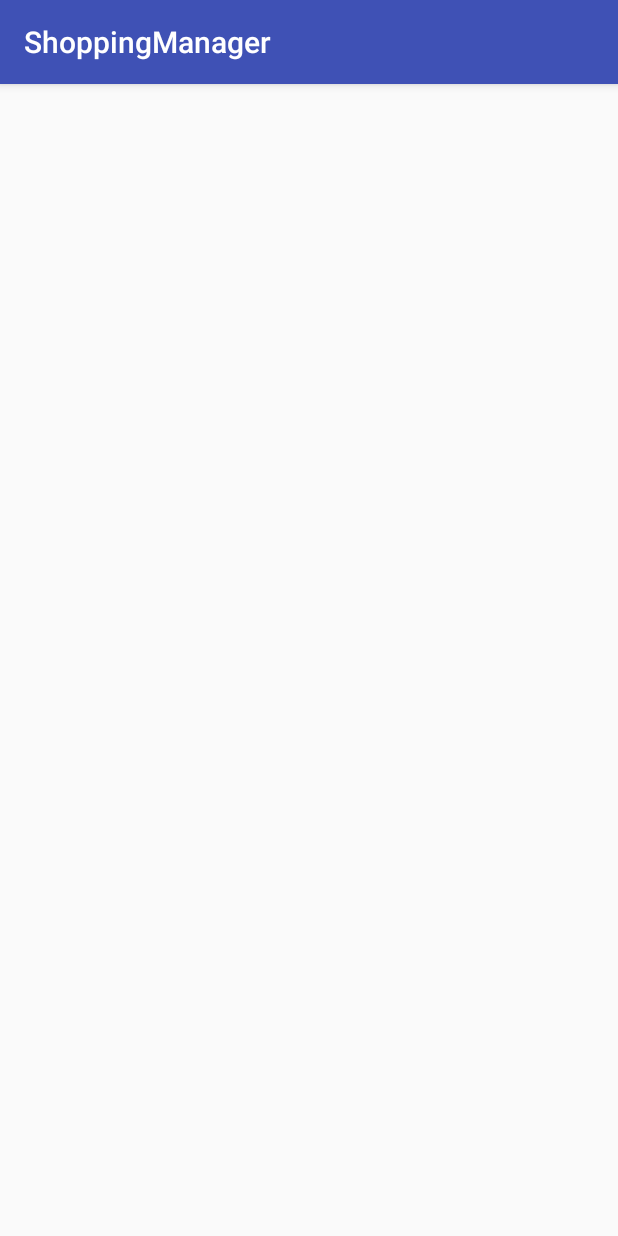
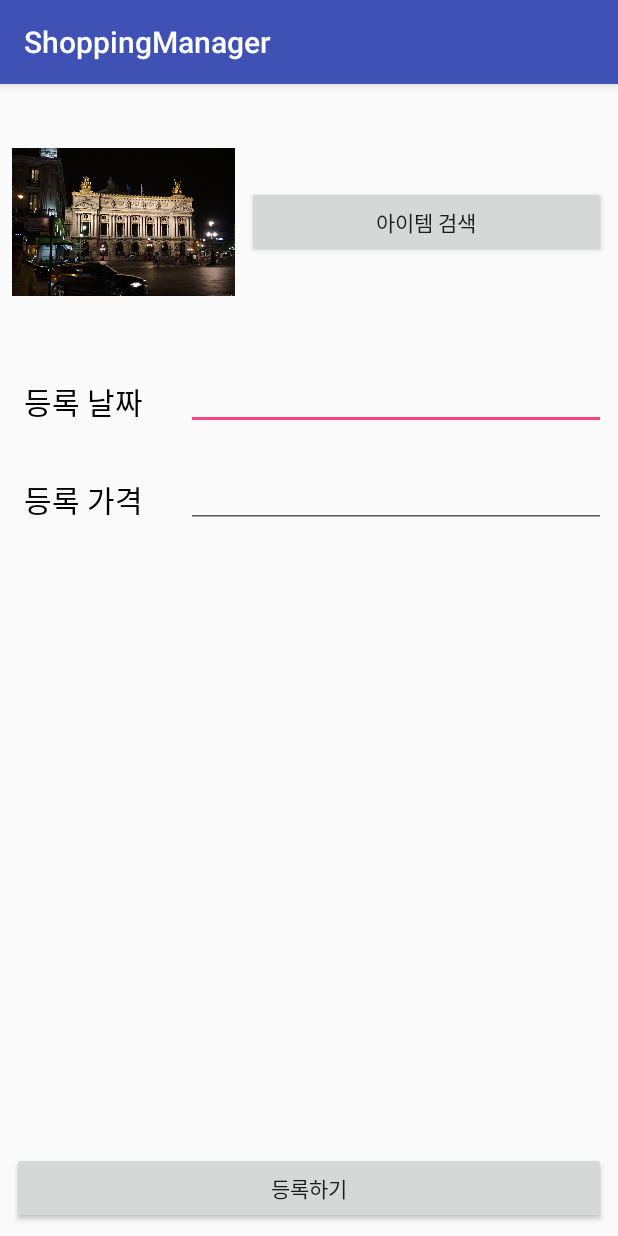
Before and after one commit to ehdgh9772/ShoppingManiac, an Android app: the PriceModification screen opened directly, with no data from a screen before it, on a phone screen of 412 x 824 dp. Run offline under Robolectric (Android 15) with nearby library versions, the phone set to English and light mode, and no system bars.

Commit message:
Manager0.6

```diff
--- a/shoppingmanager/src/main/java/com/example/shoppingmanager/EventRegistration.java
+++ b/shoppingmanager/src/main/java/com/example/shoppingmanager/EventRegistration.java
@@ -24,7 +24,7 @@ public class EventRegistration extends AppCompatActivity {
         EditText endTimeText = (EditText) findViewById(R.id.edt_endTime);
         EditText discountTypeText = (EditText) findViewById(R.id.edt_dcType);
         Button searchItemIdButton = (Button) findViewById(R.id.btn_searchItemId);
-        Button commitButton = (Button) findViewById(R.id.btn_evRegis);
+        Button commitButton = (Button) findViewById(R.id.btn_commitEvent);
 
         final Database database = new Database();
 
--- a/shoppingmanager/src/main/java/com/example/shoppingmanager/ItemRegistration.java
+++ b/shoppingmanager/src/main/java/com/example/shoppingmanager/ItemRegistration.java
@@ -31,7 +31,7 @@ public class ItemRegistration extends AppCompatActivity {
 
         Button imageShooting = (Button) findViewById(R.id.btn_searchItemId);
         Button listInquiry = (Button) findViewById(R.id.listInquiry);
-        Button registration = (Button) findViewById(R.id.registration);
+        Button registration = (Button) findViewById(R.id.btn_commitItem);
         Database database = new Database();
 
         imageShooting.setOnClickListener(
--- a/shoppingmanager/src/main/res/layout/activity_event_registration.xml
+++ b/shoppingmanager/src/main/res/layout/activity_event_registration.xml
@@ -28,7 +28,7 @@
         android:layout_marginLeft="16dp"
         android:layout_marginTop="16dp"
         android:gravity="center_vertical"
-        android:text="이름"
+        android:text="할인가격"
         android:textColor="@android:color/black"
         android:textSize="20dp"
         app:layout_constraintLeft_toLeftOf="parent"
--- a/shoppingmanager/src/main/res/layout/activity_price_modification.xml
+++ b/shoppingmanager/src/main/res/layout/activity_price_modification.xml
@@ -1,9 +1,113 @@
 <?xml version="1.0" encoding="utf-8"?>
-<android.support.constraint.ConstraintLayout xmlns:android="http://schemas.android.com/apk/res/android"
+<android.support.constraint.ConstraintLayout
+    xmlns:android="http://schemas.android.com/apk/res/android"
     xmlns:app="http://schemas.android.com/apk/res-auto"
     xmlns:tools="http://schemas.android.com/tools"
     android:layout_width="match_parent"
-    android:layout_height="match_parent"
-    tools:context="com.example.shoppingmanager.PriceModification">
+    android:layout_height="match_parent">
+
+    <Button
+        android:id="@+id/btn_searchItemId"
+        android:layout_width="0dp"
+        android:layout_height="wrap_content"
+        android:layout_marginRight="8dp"
+        android:text="아이템 검색"
+        app:layout_constraintRight_toRightOf="parent"
+        app:layout_constraintLeft_toRightOf="@+id/imageView"
+        android:layout_marginLeft="8dp"
+        app:layout_constraintTop_toTopOf="parent"
+        android:layout_marginTop="8dp"
+        app:layout_constraintHorizontal_bias="0.0"
+        android:layout_marginBottom="8dp"
+        app:layout_constraintBottom_toTopOf="@+id/guideline6"/>
+
+    <TextView
+        android:id="@+id/txv_selectedDate"
+        android:layout_width="100dp"
+        android:layout_height="40dp"
+        android:layout_marginLeft="16dp"
+        android:layout_marginTop="16dp"
+        android:gravity="center_vertical"
+        android:text="등록 날짜"
+        android:textColor="@android:color/black"
+        android:textSize="20dp"
+        app:layout_constraintLeft_toLeftOf="parent"
+        app:layout_constraintTop_toBottomOf="@+id/imageView"/>
+
+    <EditText
+        android:id="@+id/edt_selectedDate"
+        android:layout_width="0dp"
+        android:layout_height="40dp"
+        android:layout_marginLeft="8dp"
+        android:layout_marginRight="8dp"
+        android:inputType="textPersonName"
+        app:layout_constraintBaseline_toBaselineOf="@+id/txv_selectedDate"
+        app:layout_constraintLeft_toRightOf="@+id/txv_selectedDate"
+        app:layout_constraintRight_toRightOf="parent"
+        app:layout_constraintHorizontal_bias="0.0" />
+
+
+    <TextView
+        android:id="@+id/txv_registrationPrice"
+        android:layout_width="0dp"
+        android:layout_height="40dp"
+        android:layout_marginTop="25dp"
+        android:gravity="center_vertical"
+        android:text="등록 가격"
+        android:textColor="@android:color/black"
+        android:textSize="20dp"
+        app:layout_constraintHorizontal_bias="0.0"
+        app:layout_constraintLeft_toLeftOf="@+id/txv_selectedDate"
+        app:layout_constraintRight_toRightOf="@+id/txv_selectedDate"
+        app:layout_constraintTop_toBottomOf="@+id/txv_selectedDate"/>
+
+    <EditText
+        android:id="@+id/edt_registrationPrice"
+        android:layout_width="0dp"
+        android:layout_height="40dp"
+        android:inputType="textPersonName"
+        app:layout_constraintBaseline_toBaselineOf="@+id/txv_registrationPrice"
+        app:layout_constraintLeft_toLeftOf="@+id/edt_selectedDate"
+        app:layout_constraintRight_toRightOf="@+id/edt_selectedDate"/>
+
+    <Button
+        android:id="@+id/btn_commitEvent"
+        android:layout_width="0dp"
+        android:layout_height="wrap_content"
+        android:layout_marginBottom="8dp"
+        android:layout_marginLeft="8dp"
+        android:layout_marginRight="8dp"
+        android:text="등록하기"
+        app:layout_constraintBottom_toBottomOf="parent"
+        app:layout_constraintLeft_toLeftOf="parent"
+        app:layout_constraintRight_toRightOf="parent"/>
+
+    <android.support.constraint.Guideline
+        android:layout_width="wrap_content"
+        android:layout_height="wrap_content"
+        android:id="@+id/guideline5"
+        android:orientation="vertical"
+        app:layout_constraintGuide_percent="0.40"/>
+
+    <android.support.constraint.Guideline
+        android:layout_width="wrap_content"
+        android:layout_height="wrap_content"
+        android:id="@+id/guideline6"
+        android:orientation="horizontal"
+        app:layout_constraintGuide_percent="0.24"/>
+
+    <ImageView
+        android:id="@+id/imageView"
+        android:layout_width="0dp"
+        android:layout_height="0dp"
+        android:layout_marginBottom="8dp"
+        android:layout_marginLeft="8dp"
+        android:layout_marginRight="8dp"
+        android:layout_marginTop="8dp"
+        app:layout_constraintBottom_toTopOf="@+id/guideline6"
+        app:layout_constraintLeft_toLeftOf="parent"
+        app:layout_constraintRight_toLeftOf="@+id/guideline5"
+        app:layout_constraintTop_toTopOf="parent"
+        app:srcCompat="@drawable/a"/>
 
 </android.support.constraint.ConstraintLayout>
```
